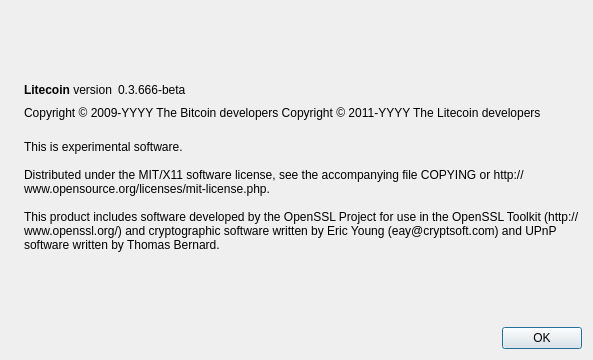
Above: src/qt/forms/aboutdialog.ui from TheStormCoin/StormCoinSource before the change. Below: the same form after it.
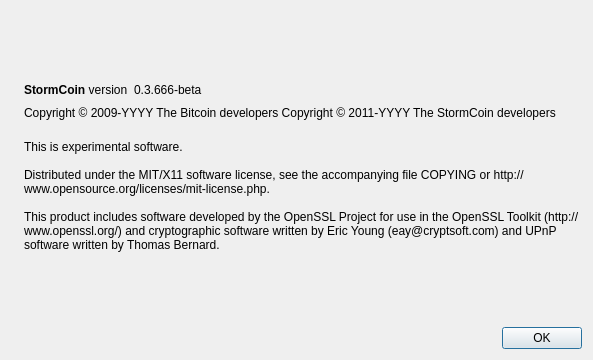
That is the form after the change. Icons and pictures are not drawn.

The edit to the form file:
```diff
--- a/src/qt/forms/aboutdialog.ui
+++ b/src/qt/forms/aboutdialog.ui
@@ -50,7 +50,7 @@
           <cursorShape>IBeamCursor</cursorShape>
          </property>
          <property name="text">
-          <string>&lt;b&gt;Litecoin&lt;/b&gt; version</string>
+          <string>&lt;b&gt;StormCoin&lt;/b&gt; version</string>
          </property>
          <property name="textInteractionFlags">
           <set>Qt::LinksAccessibleByMouse|Qt::TextSelectableByKeyboard|Qt::TextSelectableByMouse</set>
@@ -92,7 +92,7 @@
        </property>
        <property name="text">
         <string notr="true">Copyright &amp;copy; 2009-YYYY The Bitcoin developers
-Copyright &amp;copy; 2011-YYYY The Litecoin developers</string>
+Copyright &amp;copy; 2011-YYYY The StormCoin developers</string>
        </property>
        <property name="textFormat">
         <enum>Qt::RichText</enum>
```
Left out of the diff: 2 changed lines with no effect on the pictures.
